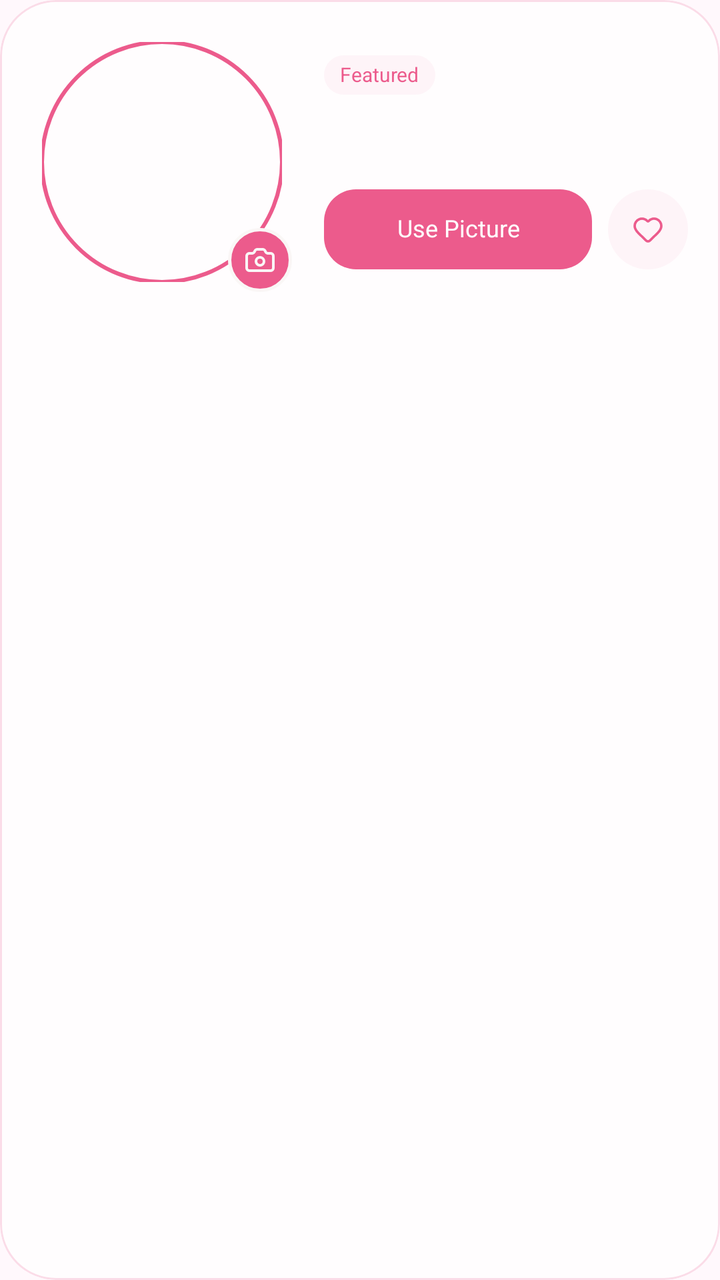
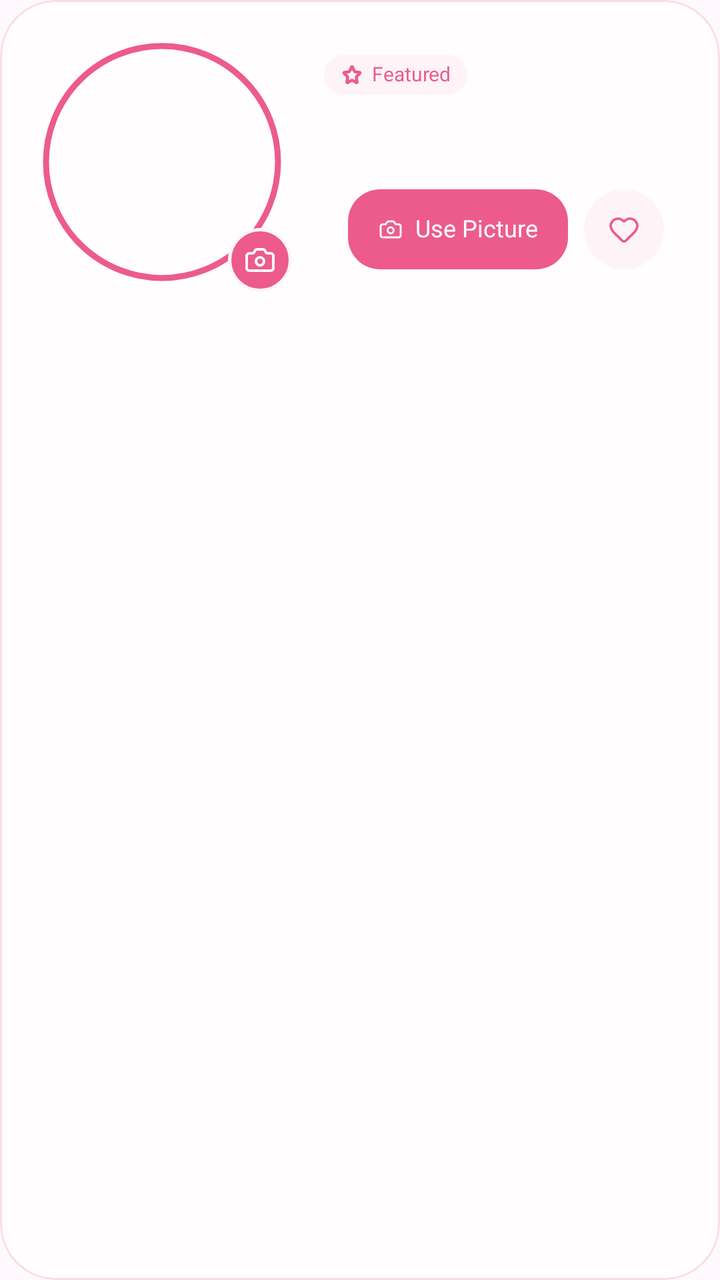

Before-and-after screenshots of an Android layout around one commit, followed by the original layout XML and the change that was made.
<!-- AndroidManifest.xml: application theme Theme.CuteWallpaper -->
<!-- res/layout/item_profile_featured.xml -->
<?xml version="1.0" encoding="utf-8"?>
<com.google.android.material.card.MaterialCardView xmlns:android="http://schemas.android.com/apk/res/android"
    xmlns:app="http://schemas.android.com/apk/res-auto"
    android:layout_width="match_parent"
    android:layout_height="wrap_content"
    app:cardBackgroundColor="@color/alpha_light_80"
    app:cardCornerRadius="28dp"
    app:cardElevation="0dp"
    app:strokeColor="@color/primary_100"
    app:strokeWidth="1dp">

    <androidx.constraintlayout.widget.ConstraintLayout
        android:layout_width="match_parent"
        android:layout_height="wrap_content"
        android:padding="16dp">

        <FrameLayout
            android:id="@+id/avatarContainer"
            android:layout_width="130dp"
            android:layout_height="130dp"
            app:layout_constraintBottom_toBottomOf="parent"
            app:layout_constraintStart_toStartOf="parent"
            app:layout_constraintTop_toTopOf="parent">

            <com.google.android.material.imageview.ShapeableImageView
                android:id="@+id/artwork"
                android:layout_width="match_parent"
                android:layout_height="match_parent"
                android:layout_margin="5dp"
                android:scaleType="centerCrop"
                app:shapeAppearanceOverlay="@style/ShapeAppearanceOverlay.CollectionIcon"
                app:strokeColor="@color/primary_500"
                app:strokeWidth="2dp" />

            <ImageView
                android:layout_width="32dp"
                android:layout_height="32dp"
                android:layout_gravity="bottom|end"
                android:background="@drawable/profile_feed_camera_badge"
                android:importantForAccessibility="no"
                android:padding="8dp"
                android:src="@drawable/ic_camera" />
        </FrameLayout>

        <LinearLayout
            android:layout_width="0dp"
            android:layout_height="wrap_content"
            android:layout_marginStart="16dp"
            android:orientation="vertical"
            app:layout_constraintBottom_toBottomOf="parent"
            app:layout_constraintEnd_toEndOf="parent"
            app:layout_constraintStart_toEndOf="@id/avatarContainer"
            app:layout_constraintTop_toTopOf="parent">

            <TextView
                android:id="@+id/featuredBadge"
                style="@style/Label10B"
                android:layout_width="wrap_content"
                android:layout_height="wrap_content"
                android:background="@drawable/profile_feed_badge"
                android:drawablePadding="4dp"
                android:paddingHorizontal="8dp"
                android:paddingVertical="4dp"
                android:text="@string/profile_featured"
                android:textColor="@color/primary_500" />

            <TextView
                android:id="@+id/title"
                style="@style/Body14B"
                android:layout_width="match_parent"
                android:layout_height="wrap_content"
                android:layout_marginTop="8dp"
                android:ellipsize="end"
                android:maxLines="2"
                android:textColor="@color/tertiary_900" />

            <TextView
                android:id="@+id/tags"
                style="@style/Label11R"
                android:layout_width="match_parent"
                android:layout_height="wrap_content"
                android:layout_marginTop="2dp"
                android:ellipsize="end"
                android:maxLines="2"
                android:textColor="@color/tertiary_500" />

            <LinearLayout
                android:layout_width="match_parent"
                android:layout_height="wrap_content"
                android:layout_marginTop="8dp"
                android:gravity="center_vertical"
                android:orientation="horizontal">

                <TextView
                    android:id="@+id/useButton"
                    style="@style/Label12B"
                    android:layout_width="0dp"
                    android:layout_height="40dp"
                    android:layout_weight="1"
                    android:background="@drawable/profile_feed_use_button"
                    android:drawablePadding="6dp"
                    android:gravity="center"
                    android:paddingHorizontal="8dp"
                    android:text="@string/profile_use_picture"
                    android:textColor="@color/white" />

                <ImageView
                    android:id="@+id/favoriteButton"
                    android:layout_width="40dp"
                    android:layout_height="40dp"
                    android:layout_marginStart="8dp"
                    android:background="@drawable/profile_feed_badge"
                    android:padding="12dp"
                    android:src="@drawable/ic_favorite" />
            </LinearLayout>
        </LinearLayout>
    </androidx.constraintlayout.widget.ConstraintLayout>
</com.google.android.material.card.MaterialCardView>
<!-- resources referenced by this layout -->
<resources>
  <!-- drawable ic_favorite (drawable) -->
  <selector xmlns:android="http://schemas.android.com/apk/res/android">
      <item android:state_selected="true" android:drawable="@drawable/ic_heart_filled" />
      <item android:drawable="@drawable/ic_heart_outline" />
  </selector>
  <!-- drawable profile_feed_use_button (drawable) -->
  <shape xmlns:android="http://schemas.android.com/apk/res/android"><solid android:color="@color/primary_500" /><corners android:radius="16dp" /></shape>
  <!-- drawable ic_heart_filled (drawable) -->
  <vector xmlns:android="http://schemas.android.com/apk/res/android"
      android:width="24dp"
      android:height="24dp"
      android:viewportWidth="26"
      android:viewportHeight="26">
    <path
        android:pathData="M2.168,10.292C2.168,9.087 2.533,7.91 3.217,6.916C3.9,5.923 4.868,5.16 5.994,4.729C7.12,4.297 8.35,4.217 9.522,4.5C10.694,4.782 11.753,5.413 12.559,6.31C12.616,6.371 12.684,6.419 12.76,6.452C12.837,6.485 12.919,6.502 13.002,6.502C13.085,6.502 13.167,6.485 13.243,6.452C13.32,6.419 13.388,6.371 13.445,6.31C14.248,5.407 15.307,4.771 16.481,4.485C17.655,4.199 18.889,4.278 20.017,4.71C21.145,5.143 22.115,5.908 22.797,6.906C23.479,7.903 23.842,9.084 23.836,10.292C23.836,12.773 22.211,14.626 20.586,16.251L14.636,22.006C14.434,22.238 14.185,22.425 13.906,22.553C13.626,22.681 13.323,22.748 13.015,22.75C12.708,22.752 12.403,22.689 12.122,22.564C11.841,22.439 11.59,22.256 11.385,22.027L5.418,16.251C3.793,14.626 2.168,12.784 2.168,10.292Z"
        android:fillColor="@color/primary_500"/>
  </vector>
  <!-- unchanged entries left out for length: 25 -->
</resources>

<!-- the commit's change to res/layout/item_profile_featured.xml (unified diff, before → after) -->
@@ -27,19 +27,19 @@
                 android:layout_width="match_parent"
                 android:layout_height="match_parent"
                 android:layout_margin="5dp"
+                android:padding="2dp"
                 android:scaleType="centerCrop"
                 app:shapeAppearanceOverlay="@style/ShapeAppearanceOverlay.CollectionIcon"
                 app:strokeColor="@color/primary_500"
-                app:strokeWidth="2dp" />
+                app:strokeWidth="3dp" />
 
             <ImageView
                 android:layout_width="32dp"
                 android:layout_height="32dp"
+                android:scaleType="fitXY"
                 android:layout_gravity="bottom|end"
-                android:background="@drawable/profile_feed_camera_badge"
                 android:importantForAccessibility="no"
-                android:padding="8dp"
-                android:src="@drawable/ic_camera" />
+                android:src="@drawable/ic_camera_profile_badge_large" />
         </FrameLayout>
 
         <LinearLayout
@@ -58,6 +58,7 @@
                 android:layout_width="wrap_content"
                 android:layout_height="wrap_content"
                 android:background="@drawable/profile_feed_badge"
+                android:drawableStart="@drawable/ic_star"
                 android:drawablePadding="4dp"
                 android:paddingHorizontal="8dp"
                 android:paddingVertical="4dp"
@@ -89,29 +90,40 @@
                 android:layout_height="wrap_content"
                 android:layout_marginTop="8dp"
                 android:gravity="center_vertical"
-                android:orientation="horizontal">
+                android:orientation="horizontal"
+                android:paddingHorizontal="12dp">
 
-                <TextView
-                    android:id="@+id/useButton"
-                    style="@style/Label12B"
+                <LinearLayout
                     android:layout_width="0dp"
                     android:layout_height="40dp"
                     android:layout_weight="1"
                     android:background="@drawable/profile_feed_use_button"
-                    android:drawablePadding="6dp"
                     android:gravity="center"
-                    android:paddingHorizontal="8dp"
-                    android:text="@string/profile_use_picture"
-                    android:textColor="@color/white" />
+                    android:orientation="horizontal">
+
+                    <ImageView
+                        android:layout_width="12dp"
+                        android:layout_height="12dp"
+                        android:layout_marginEnd="6dp"
+                        android:src="@drawable/ic_camera" />
+
+                    <TextView
+                        android:id="@+id/useButton"
+                        style="@style/Label12B"
+                        android:layout_width="wrap_content"
+                        android:layout_height="match_parent"
+                        android:gravity="center"
+                        android:text="@string/profile_use_picture"
+                        android:textColor="@color/white" />
+                </LinearLayout>
 
                 <ImageView
                     android:id="@+id/favoriteButton"
                     android:layout_width="40dp"
                     android:layout_height="40dp"
+                    android:scaleType="fitXY"
                     android:layout_marginStart="8dp"
-                    android:background="@drawable/profile_feed_badge"
-                    android:padding="12dp"
-                    android:src="@drawable/ic_favorite" />
+                    android:src="@drawable/ic_favorite_profile_badge" />
             </LinearLayout>
         </LinearLayout>
     </androidx.constraintlayout.widget.ConstraintLayout>
<!-- resource entries referenced after the edit -->
@@ -1,22 +1,70 @@
 <!-- resources referenced by this layout -->
 <resources>
-  <!-- drawable ic_favorite (drawable) -->
+  <!-- drawable ic_camera_profile_badge_large (drawable) -->
+  <?xml version="1.0" encoding="utf-8"?>
+  <layer-list xmlns:android="http://schemas.android.com/apk/res/android">
+      <item android:drawable="@drawable/profile_feed_camera_badge" />
+      <item
+          android:left="8dp"
+          android:top="8dp"
+          android:right="8dp"
+          android:bottom="8dp"
+          android:drawable="@drawable/ic_camera" />
+  </layer-list>
+  <!-- drawable ic_favorite_profile_badge (drawable) -->
+  <?xml version="1.0" encoding="utf-8"?>
   <selector xmlns:android="http://schemas.android.com/apk/res/android">
-      <item android:state_selected="true" android:drawable="@drawable/ic_heart_filled" />
-      <item android:drawable="@drawable/ic_heart_outline" />
+      <item android:state_selected="true" android:drawable="@drawable/ic_favorite_selected" />
+      <item>
+          <layer-list>
+              <item android:drawable="@drawable/profile_feed_badge" />
+              <item android:left="12dp" android:top="12dp" android:right="12dp" android:bottom="12dp"
+                  android:drawable="@drawable/ic_heart_outline" />
+          </layer-list>
+      </item>
   </selector>
+  <!-- drawable ic_star (drawable) -->
+  <vector xmlns:android="http://schemas.android.com/apk/res/android"
+      android:width="12dp"
+      android:height="12dp"
+      android:viewportWidth="12"
+      android:viewportHeight="12">
+    <path
+        android:pathData="M5.81,2.124C5.828,2.087 5.855,2.055 5.889,2.033C5.922,2.012 5.961,2 6,2C6.04,2 6.079,2.012 6.112,2.033C6.146,2.055 6.173,2.087 6.19,2.124L7.114,4.086C7.175,4.216 7.265,4.327 7.376,4.412C7.487,4.497 7.616,4.552 7.752,4.573L9.818,4.89C9.858,4.896 9.894,4.913 9.925,4.94C9.955,4.967 9.977,5.002 9.99,5.041C10.002,5.081 10.003,5.123 9.994,5.163C9.984,5.204 9.964,5.24 9.936,5.269L8.442,6.795C8.343,6.896 8.269,7.02 8.227,7.157C8.184,7.295 8.174,7.441 8.197,7.583L8.55,9.739C8.557,9.78 8.553,9.822 8.538,9.861C8.523,9.9 8.498,9.933 8.466,9.958C8.434,9.982 8.396,9.997 8.356,9.999C8.316,10.002 8.277,9.994 8.242,9.974L6.395,8.955C6.273,8.888 6.138,8.853 6,8.853C5.863,8.853 5.727,8.888 5.606,8.955L3.759,9.974C3.724,9.993 3.684,10.002 3.645,9.999C3.605,9.996 3.567,9.982 3.535,9.957C3.503,9.933 3.478,9.899 3.463,9.861C3.448,9.822 3.444,9.78 3.451,9.739L3.803,7.583C3.827,7.441 3.817,7.295 3.774,7.158C3.731,7.02 3.658,6.896 3.559,6.795L2.065,5.27C2.036,5.241 2.016,5.204 2.006,5.164C1.997,5.123 1.998,5.081 2.01,5.041C2.023,5.002 2.045,4.966 2.076,4.94C2.106,4.913 2.143,4.895 2.182,4.89L4.248,4.573C4.384,4.552 4.513,4.497 4.625,4.412C4.736,4.328 4.826,4.216 4.887,4.086L5.81,2.124Z"
+        android:strokeWidth="1.5"
+        android:fillColor="#00000000"
+        android:strokeColor="#EC5B8C"
+        android:strokeLineCap="round"/>
+  </vector>
   <!-- drawable profile_feed_use_button (drawable) -->
-  <shape xmlns:android="http://schemas.android.com/apk/res/android"><solid android:color="@color/primary_500" /><corners android:radius="16dp" /></shape>
-  <!-- drawable ic_heart_filled (drawable) -->
+  <shape xmlns:android="http://schemas.android.com/apk/res/android">
+      <solid android:color="@color/primary_500" />
+      <corners android:radius="16dp" />
+  </shape>
+  <!-- drawable ic_favorite_selected (drawable) -->
+  <?xml version="1.0" encoding="utf-8"?>
   <vector xmlns:android="http://schemas.android.com/apk/res/android"
-      android:width="24dp"
-      android:height="24dp"
-      android:viewportWidth="26"
-      android:viewportHeight="26">
-    <path
-        android:pathData="M2.168,10.292C2.168,9.087 2.533,7.91 3.217,6.916C3.9,5.923 4.868,5.16 5.994,4.729C7.12,4.297 8.35,4.217 9.522,4.5C10.694,4.782 11.753,5.413 12.559,6.31C12.616,6.371 12.684,6.419 12.76,6.452C12.837,6.485 12.919,6.502 13.002,6.502C13.085,6.502 13.167,6.485 13.243,6.452C13.32,6.419 13.388,6.371 13.445,6.31C14.248,5.407 15.307,4.771 16.481,4.485C17.655,4.199 18.889,4.278 20.017,4.71C21.145,5.143 22.115,5.908 22.797,6.906C23.479,7.903 23.842,9.084 23.836,10.292C23.836,12.773 22.211,14.626 20.586,16.251L14.636,22.006C14.434,22.238 14.185,22.425 13.906,22.553C13.626,22.681 13.323,22.748 13.015,22.75C12.708,22.752 12.403,22.689 12.122,22.564C11.841,22.439 11.59,22.256 11.385,22.027L5.418,16.251C3.793,14.626 2.168,12.784 2.168,10.292Z"
-        android:fillColor="@color/primary_500"/>
+      android:width="32dp"
+      android:height="32dp"
+      android:viewportWidth="32"
+      android:viewportHeight="32">
+      <path
+          android:fillColor="@color/alpha_primary_80"
+          android:strokeColor="@color/primary_500"
+          android:strokeWidth="1"
+          android:pathData="M16,0.5C7.44,0.5 0.5,7.44 0.5,16C0.5,24.56 7.44,31.5 16,31.5C24.56,31.5 31.5,24.56 31.5,16C31.5,7.44 24.56,0.5 16,0.5Z" />
+      <group
+          android:scaleX="0.6153846"
+          android:scaleY="0.6153846"
+          android:translateX="8"
+          android:translateY="8">
+          <path
+              android:fillColor="@color/neutral_0"
+              android:pathData="M2.168,10.292C2.168,9.087 2.533,7.91 3.217,6.916C3.9,5.923 4.868,5.16 5.994,4.729C7.12,4.297 8.35,4.217 9.522,4.5C10.694,4.782 11.753,5.413 12.559,6.31C12.616,6.371 12.684,6.419 12.76,6.452C12.837,6.485 12.919,6.502 13.002,6.502C13.085,6.502 13.167,6.485 13.243,6.452C13.32,6.419 13.388,6.371 13.445,6.31C14.248,5.407 15.307,4.771 16.481,4.485C17.655,4.199 18.889,4.278 20.017,4.71C21.145,5.143 22.115,5.908 22.797,6.906C23.479,7.903 23.842,9.084 23.836,10.292C23.836,12.773 22.211,14.626 20.586,16.251L14.636,22.006C14.434,22.238 14.185,22.425 13.906,22.553C13.626,22.681 13.323,22.748 13.015,22.75C12.708,22.752 12.403,22.689 12.122,22.564C11.841,22.439 11.59,22.256 11.385,22.027L5.418,16.251C3.793,14.626 2.168,12.784 2.168,10.292Z" />
+      </group>
   </vector>
+  <color name="alpha_primary_80">#CCEC5B8C</color>
+  <color name="neutral_0">#FFFFFF</color>
   <!-- unchanged entries left out for length: 25 -->
 </resources>
 
